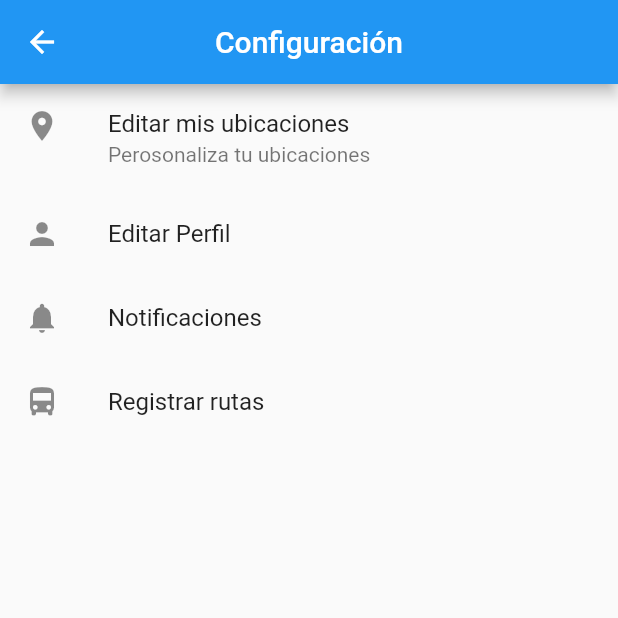
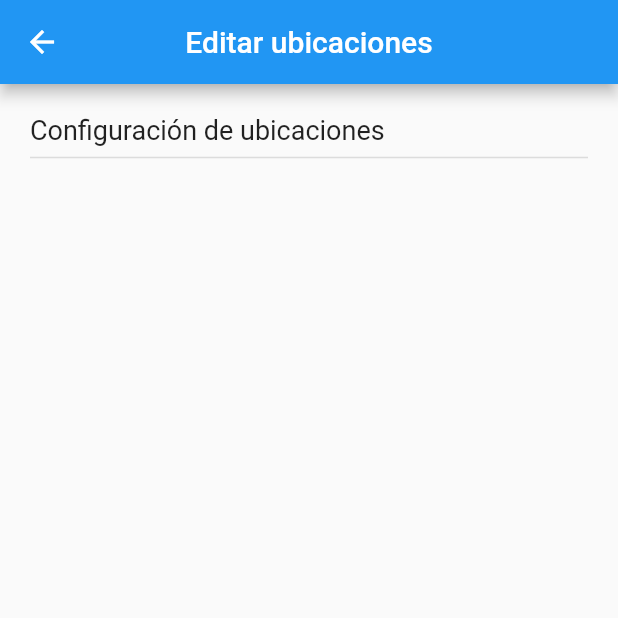
Before and after one commit to GerardoGepda/Travi-app, a Flutter app: the ConfigPage screen opened by its route, after a tap on "Editar mis ubicaciones", on a phone screen of 412 x 824 dp, the top half of it. Run offline on Flutter 3.47's test engine with Material 2 defaults, Android fonts, the phone set to English and light mode, and no system bars; our stand-ins replace curved_navigation_bar, flutter_svg, google_maps_flutter, location, sliding_up_panel.

Commit message:
Creación de config_location

```diff
--- a/lib/screens/config_page.dart
+++ b/lib/screens/config_page.dart
@@ -1,6 +1,7 @@
 import 'package:flutter/cupertino.dart';
 import 'package:flutter/material.dart';
 import 'config_pages/config_notification.dart';
+import 'config_pages/config_location.dart';
 
 class ConfigPage extends StatelessWidget {
   @override
@@ -23,10 +24,14 @@ class ConfigBody extends StatelessWidget {
         children: <Widget>[
           ListTile(
             leading: Icon(Icons.location_on),
-            title: Text(
-              'Editar mis ubicaciones'),
+            title: Text('Editar mis ubicaciones'),
             subtitle: Text('Perosonaliza tu ubicaciones'),
-            onTap: () {},
+            onTap: () {
+              Navigator.push(
+                context,
+                CupertinoPageRoute(builder: (context) => ConfigLocation()),
+              );
+            },
           ),
           ListTile(
             leading: Icon(Icons.person),
@@ -38,7 +43,6 @@ class ConfigBody extends StatelessWidget {
             onTap: () {
               Navigator.push(
                 context,
-                //PersonlaPageRoute(Confignotification()),
                 CupertinoPageRoute(builder: (context) => Confignotification()),
               );
             },
--- /dev/null
+++ b/lib/screens/config_pages/config_location.dart
@@ -0,0 +1,40 @@
+import 'package:flutter/material.dart';
+
+class ConfigLocation extends StatelessWidget {
+  @override
+  Widget build(BuildContext context) {
+    return Scaffold(
+      appBar: AppBar(
+        title: Text('Editar ubicaciones'),
+        centerTitle: true,
+      ),
+      body: LocationBody(),
+    );
+  }
+}
+
+class LocationBody extends StatefulWidget {
+  @override
+  _LocationBodyState createState() => _LocationBodyState();
+}
+
+class _LocationBodyState extends State<LocationBody> {
+  @override
+  Widget build(BuildContext context) {
+    return Container(
+      padding: EdgeInsets.all(20),
+      child: ListView(
+        children: <Widget>[
+          Text(
+            'Configuración de ubicaciones',
+            style: TextStyle(
+              fontSize: 18,
+            ),
+          ),
+          Divider(thickness: 1.0,),
+
+        ],
+      ),
+    );
+  }
+}
```
